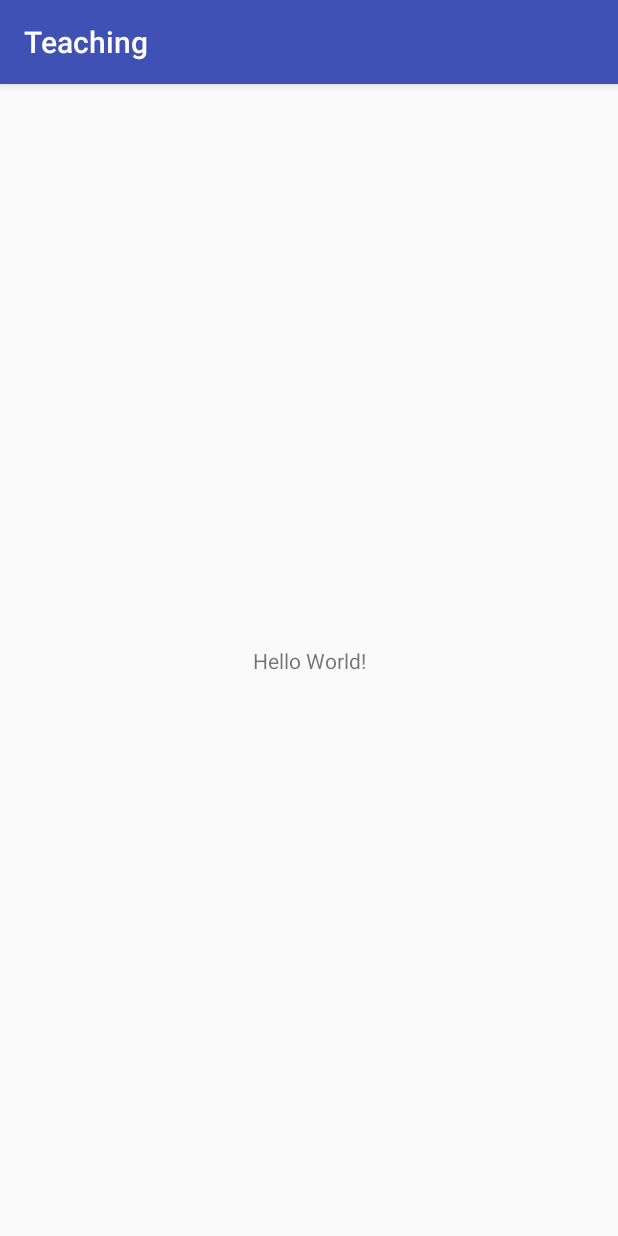
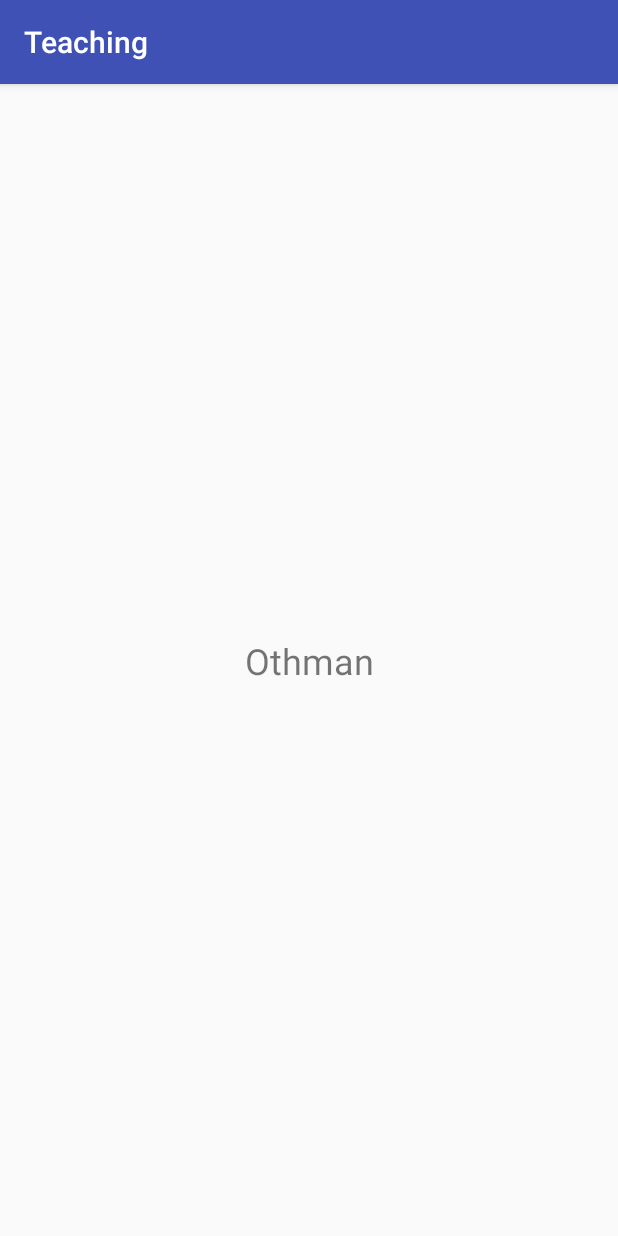
Before and after one commit to ClickyButton/Teaching, an Android app: the screen it shows after launch (LogInPage), on a phone screen of 412 x 824 dp. Run offline under Robolectric (Android 15) with nearby library versions, the phone set to English and light mode, and no system bars.

Commit message:
Change Hello World To Othman

```diff
--- a/app/src/main/res/layout/activity_log_in_page.xml
+++ b/app/src/main/res/layout/activity_log_in_page.xml
@@ -9,7 +9,8 @@
     <TextView
         android:layout_width="wrap_content"
         android:layout_height="wrap_content"
-        android:text="Hello World!"
+        android:text="Othman"
+        android:textSize="24sp"
         app:layout_constraintBottom_toBottomOf="parent"
         app:layout_constraintLeft_toLeftOf="parent"
         app:layout_constraintRight_toRightOf="parent"
```
